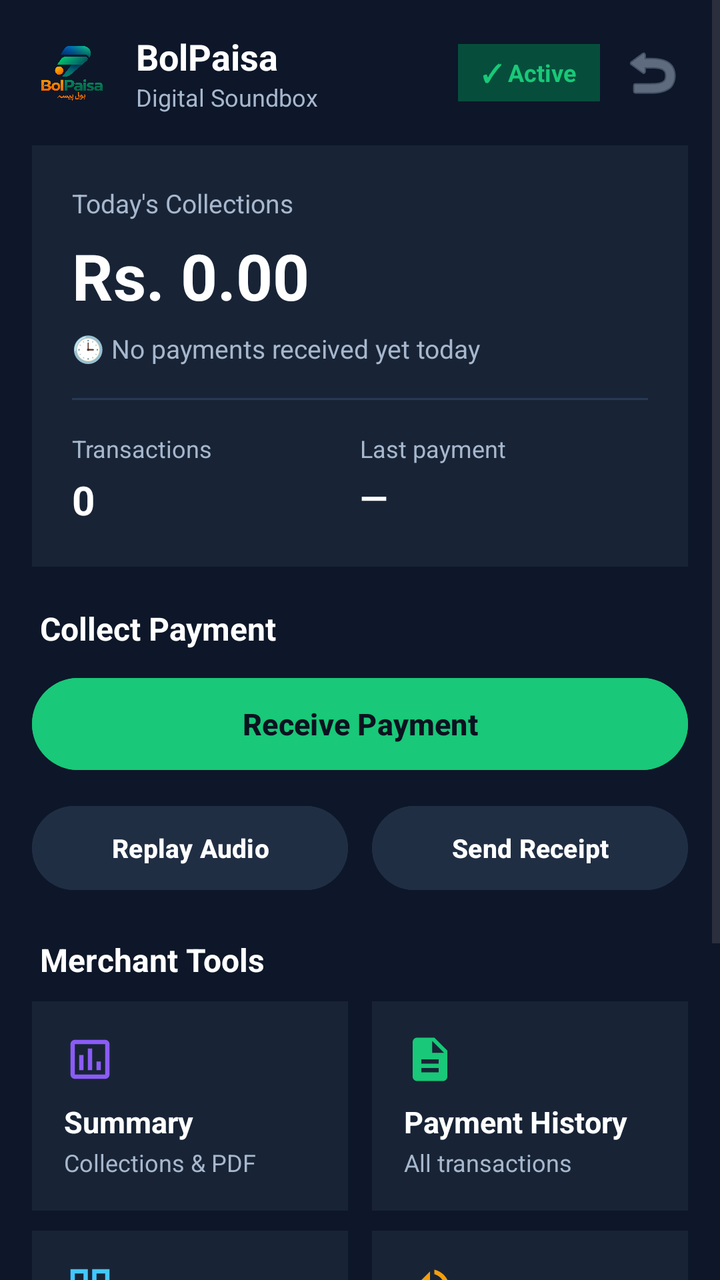
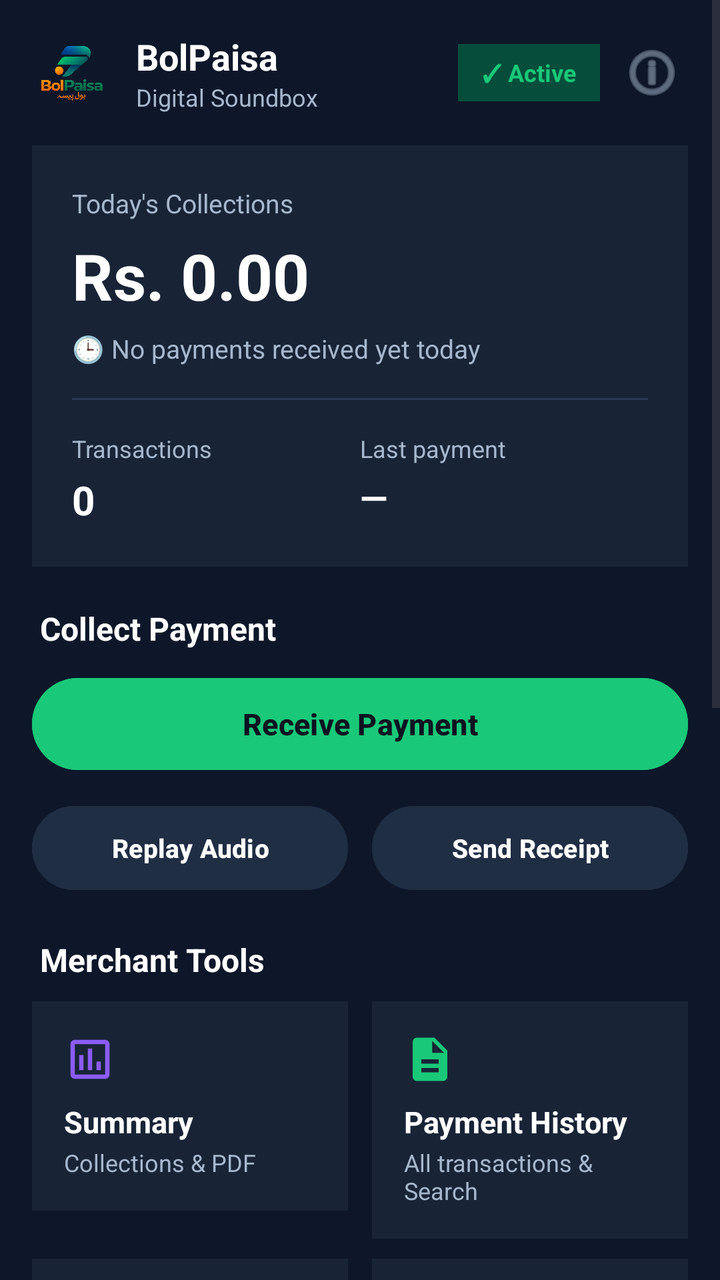

Before-and-after screenshots of an Android layout around one commit, followed by the original layout XML and the change that was made.
<!-- AndroidManifest.xml: application theme Theme.BolPaisa -->
<!-- res/layout/activity_main.xml -->
<?xml version="1.0" encoding="utf-8"?>
<ScrollView xmlns:android="http://schemas.android.com/apk/res/android"
    android:layout_width="match_parent"
    android:layout_height="match_parent"
    android:background="#0D1729"
    android:fillViewport="true">

    <LinearLayout
        android:layout_width="match_parent"
        android:layout_height="wrap_content"
        android:orientation="vertical"
        android:padding="16dp">

        
        <LinearLayout
            android:layout_width="match_parent"
            android:layout_height="wrap_content"
            android:gravity="center_vertical"
            android:orientation="horizontal">

            
            <ImageView
                android:layout_width="40dp"
                android:layout_height="40dp"
                android:contentDescription="BolPaisa Logo"
                android:src="@drawable/logo_mark" />

            <LinearLayout
                android:layout_width="0dp"
                android:layout_height="wrap_content"
                android:layout_marginStart="12dp"
                android:layout_weight="1"
                android:orientation="vertical">

                <TextView
                    android:layout_width="wrap_content"
                    android:layout_height="wrap_content"
                    android:text="BolPaisa"
                    android:textColor="#FFFFFF"
                    android:textSize="18sp"
                    android:textStyle="bold" />

                <TextView
                    android:id="@+id/tvDashboardSubtitle"
                    android:layout_width="wrap_content"
                    android:layout_height="wrap_content"
                    android:text="Digital Soundbox"
                    android:textColor="#A7B7CD"
                    android:textSize="12sp" />

            </LinearLayout>

            
            <TextView
                android:id="@+id/tvStatusPill"
                android:layout_width="wrap_content"
                android:layout_height="wrap_content"
                android:background="#064E3B"
                android:paddingHorizontal="12dp"
                android:paddingVertical="6dp"
                android:text="✓ Active"
                android:textColor="#19C878"
                android:textSize="12sp"
                android:textStyle="bold" />

            
            <ImageButton
                android:id="@+id/btnAboutIcon"
                android:layout_width="36dp"
                android:layout_height="36dp"
                android:layout_marginStart="8dp"
                android:background="?attr/selectableItemBackgroundBorderless"
                android:contentDescription="About"
                android:src="@android:drawable/ic_menu_revert"
                android:tint="#94A3B8" />

        </LinearLayout>

        
        <LinearLayout
            android:id="@+id/layoutExpiryWarning"
            android:layout_width="match_parent"
            android:layout_height="wrap_content"
            android:layout_marginTop="12dp"
            android:background="#B45309"
            android:clickable="true"
            android:focusable="true"
            android:gravity="center_vertical"
            android:orientation="horizontal"
            android:padding="12dp"
            android:visibility="gone">

            <TextView
                android:id="@+id/tvExpiryWarningText"
                android:layout_width="0dp"
                android:layout_height="wrap_content"
                android:layout_weight="1"
                android:text="⚠️ Subscription expiring soon! Tap to renew."
                android:textColor="#FFFFFF"
                android:textSize="13sp"
                android:textStyle="bold" />

            <TextView
                android:layout_width="wrap_content"
                android:layout_height="wrap_content"
                android:text="Renew ›"
                android:textColor="#FDE68A"
                android:textSize="13sp"
                android:textStyle="bold" />

        </LinearLayout>

        
        <LinearLayout
            android:layout_width="match_parent"
            android:layout_height="wrap_content"
            android:layout_marginTop="16dp"
            android:background="#182436"
            android:orientation="vertical"
            android:padding="20dp">

            <TextView
                android:layout_width="wrap_content"
                android:layout_height="wrap_content"
                android:text="Today's Collections"
                android:textColor="#A7B7CD"
                android:textSize="13sp" />

            <TextView
                android:id="@+id/tvTodayTotal"
                android:layout_width="wrap_content"
                android:layout_height="wrap_content"
                android:layout_marginTop="6dp"
                android:text="Rs. 0.00"
                android:textColor="#FFFFFF"
                android:textSize="32sp"
                android:textStyle="bold" />

            <TextView
                android:id="@+id/tvTodayStatus"
                android:layout_width="wrap_content"
                android:layout_height="wrap_content"
                android:layout_marginTop="6dp"
                android:text="🕒 No payments received yet today"
                android:textColor="#A7B7CD"
                android:textSize="13sp" />

            
            <View
                android:layout_width="match_parent"
                android:layout_height="1dp"
                android:layout_marginVertical="16dp"
                android:background="#2A3A54" />

            
            <LinearLayout
                android:layout_width="match_parent"
                android:layout_height="wrap_content"
                android:orientation="horizontal">

                <LinearLayout
                    android:layout_width="0dp"
                    android:layout_height="wrap_content"
                    android:layout_weight="1"
                    android:orientation="vertical">

                    <TextView
                        android:layout_width="wrap_content"
                        android:layout_height="wrap_content"
                        android:text="Transactions"
                        android:textColor="#A7B7CD"
                        android:textSize="12sp" />

                    <TextView
                        android:id="@+id/tvTodayCount"
                        android:layout_width="wrap_content"
                        android:layout_height="wrap_content"
                        android:layout_marginTop="4dp"
                        android:text="0"
                        android:textColor="#FFFFFF"
                        android:textSize="20sp"
                        android:textStyle="bold" />

                </LinearLayout>

                <LinearLayout
                    android:layout_width="0dp"
                    android:layout_height="wrap_content"
                    android:layout_weight="1"
                    android:orientation="vertical">

                    <TextView
                        android:layout_width="wrap_content"
                        android:layout_height="wrap_content"
                        android:text="Last payment"
                        android:textColor="#A7B7CD"
                        android:textSize="12sp" />

                    <TextView
                        android:id="@+id/tvLastPaymentValue"
                        android:layout_width="wrap_content"
                        android:layout_height="wrap_content"
                        android:layout_marginTop="4dp"
                        android:text="—"
                        android:textColor="#FFFFFF"
                        android:textSize="18sp"
                        android:textStyle="bold" />

                </LinearLayout>

            </LinearLayout>

        </LinearLayout>

        
        <TextView
            android:layout_width="wrap_content"
            android:layout_height="wrap_content"
            android:layout_marginStart="4dp"
            android:layout_marginTop="20dp"
            android:text="Collect Payment"
            android:textColor="#FFFFFF"
            android:textSize="16sp"
            android:textStyle="bold" />

        
        <Button
            android:id="@+id/btnReceivePayment"
            android:layout_width="match_parent"
            android:layout_height="54dp"
            android:layout_marginTop="10dp"
            android:backgroundTint="#19C878"
            android:text="Receive Payment"
            android:textAllCaps="false"
            android:textColor="#0B1220"
            android:textSize="15sp"
            android:textStyle="bold" />

        
        <LinearLayout
            android:layout_width="match_parent"
            android:layout_height="wrap_content"
            android:layout_marginTop="10dp"
            android:orientation="horizontal">

            <Button
                android:id="@+id/btnReplayHero"
                android:layout_width="0dp"
                android:layout_height="50dp"
                android:layout_marginEnd="6dp"
                android:layout_weight="1"
                android:backgroundTint="#202E44"
                android:text="Replay Audio"
                android:textAllCaps="false"
                android:textColor="#FFFFFF"
                android:textSize="13sp"
                android:textStyle="bold" />

            <Button
                android:id="@+id/btnReceiptHero"
                android:layout_width="0dp"
                android:layout_height="50dp"
                android:layout_marginStart="6dp"
                android:layout_weight="1"
                android:backgroundTint="#202E44"
                android:text="Send Receipt"
                android:textAllCaps="false"
                android:textColor="#FFFFFF"
                android:textSize="13sp"
                android:textStyle="bold" />

        </LinearLayout>

        
        <TextView
            android:layout_width="wrap_content"
            android:layout_height="wrap_content"
            android:layout_marginStart="4dp"
            android:layout_marginTop="20dp"
            android:text="Merchant Tools"
            android:textColor="#FFFFFF"
            android:textSize="16sp"
            android:textStyle="bold" />

        
        <LinearLayout
            android:layout_width="match_parent"
            android:layout_height="wrap_content"
            android:layout_marginTop="10dp"
            android:orientation="horizontal">

            
            <LinearLayout
                android:id="@+id/cardSummary"
                android:layout_width="0dp"
                android:layout_height="wrap_content"
                android:layout_marginEnd="6dp"
                android:layout_weight="1"
                android:background="#182436"
                android:clickable="true"
                android:focusable="true"
                android:orientation="vertical"
                android:padding="16dp">

                <ImageView
                    android:layout_width="26dp"
                    android:layout_height="26dp"
                    android:contentDescription="Summary Icon"
                    android:src="@drawable/ic_analytics" />

                <TextView
                    android:layout_width="wrap_content"
                    android:layout_height="wrap_content"
                    android:layout_marginTop="8dp"
                    android:text="Summary"
                    android:textColor="#FFFFFF"
                    android:textSize="15sp"
                    android:textStyle="bold" />

                <TextView
                    android:layout_width="wrap_content"
                    android:layout_height="wrap_content"
                    android:layout_marginTop="2dp"
                    android:text="Collections &amp; PDF"
                    android:textColor="#A7B7CD"
                    android:textSize="12sp" />

            </LinearLayout>

            
            <LinearLayout
                android:id="@+id/cardHistory"
                android:layout_width="0dp"
                android:layout_height="wrap_content"
                android:layout_marginStart="6dp"
                android:layout_weight="1"
                android:background="#182436"
                android:clickable="true"
                android:focusable="true"
                android:orientation="vertical"
                android:padding="16dp">

                <ImageView
                    android:layout_width="26dp"
                    android:layout_height="26dp"
                    android:contentDescription="History Icon"
                    android:src="@drawable/ic_pdf" />

                <TextView
                    android:layout_width="wrap_content"
                    android:layout_height="wrap_content"
                    android:layout_marginTop="8dp"
                    android:text="Payment History"
                    android:textColor="#FFFFFF"
                    android:textSize="15sp"
                    android:textStyle="bold" />

                <TextView
                    android:layout_width="wrap_content"
                    android:layout_height="wrap_content"
                    android:layout_marginTop="2dp"
                    android:text="All transactions"
                    android:textColor="#A7B7CD"
                    android:textSize="12sp" />

            </LinearLayout>

        </LinearLayout>

        
        <LinearLayout
            android:layout_width="match_parent"
            android:layout_height="wrap_content"
            android:layout_marginTop="10dp"
            android:orientation="horizontal">

            
            <LinearLayout
                android:id="@+id/cardCustomerQr"
                android:layout_width="0dp"
                android:layout_height="wrap_content"
                android:layout_marginEnd="6dp"
                android:layout_weight="1"
                android:background="#182436"
                android:clickable="true"
                android:focusable="true"
                android:orientation="vertical"
                android:padding="16dp">

                <ImageView
                    android:layout_width="26dp"
                    android:layout_height="26dp"
                    android:contentDescription="QR Icon"
                    android:src="@drawable/ic_qr" />

                <TextView
                    android:layout_width="wrap_content"
                    android:layout_height="wrap_content"
                    android:layout_marginTop="8dp"
                    android:text="Customer QR"
                    android:textColor="#FFFFFF"
                    android:textSize="15sp"
                    android:textStyle="bold" />

                <TextView
                    android:layout_width="wrap_content"
                    android:layout_height="wrap_content"
                    android:layout_marginTop="2dp"
                    android:text="Dynamic payment QR"
                    android:textColor="#A7B7CD"
                    android:textSize="12sp" />

            </LinearLayout>

            
            <LinearLayout
                android:id="@+id/cardVoiceSettings"
                android:layout_width="0dp"
                android:layout_height="wrap_content"
                android:layout_marginStart="6dp"
                android:layout_weight="1"
                android:background="#182436"
                android:clickable="true"
                android:focusable="true"
                android:orientation="vertical"
                android:padding="16dp">

                <ImageView
                    android:layout_width="26dp"
                    android:layout_height="26dp"
                    android:contentDescription="Voice Icon"
                    android:src="@drawable/ic_speaker" />

                <TextView
                    android:layout_width="wrap_content"
                    android:layout_height="wrap_content"
                    android:layout_marginTop="8dp"
                    android:text="Voice &amp; Audio"
                    android:textColor="#FFFFFF"
                    android:textSize="15sp"
                    android:textStyle="bold" />

                <TextView
                    android:layout_width="wrap_content"
                    android:layout_height="wrap_content"
                    android:layout_marginTop="2dp"
                    android:text="Languages &amp; Speaker"
                    android:textColor="#A7B7CD"
                    android:textSize="12sp" />

            </LinearLayout>

        </LinearLayout>

        
        <LinearLayout
            android:id="@+id/cardSubscription"
            android:layout_width="match_parent"
            android:layout_height="wrap_content"
            android:layout_marginTop="12dp"
            android:background="#182436"
            android:clickable="true"
            android:focusable="true"
            android:gravity="center_vertical"
            android:orientation="horizontal"
            android:padding="16dp">

            <TextView
                android:layout_width="24dp"
                android:layout_height="24dp"
                android:gravity="center"
                android:text="✓"
                android:textColor="#19C878"
                android:textSize="16sp"
                android:textStyle="bold" />

            <LinearLayout
                android:layout_width="0dp"
                android:layout_height="wrap_content"
                android:layout_marginStart="12dp"
                android:layout_weight="1"
                android:orientation="vertical">

                <TextView
                    android:layout_width="wrap_content"
                    android:layout_height="wrap_content"
                    android:text="Subscription"
                    android:textColor="#FFFFFF"
                    android:textSize="15sp"
                    android:textStyle="bold" />

                <TextView
                    android:id="@+id/tvSubscriptionDays"
                    android:layout_width="wrap_content"
                    android:layout_height="wrap_content"
                    android:layout_marginTop="2dp"
                    android:text="29 days remaining"
                    android:textColor="#A7B7CD"
                    android:textSize="12sp" />

            </LinearLayout>

            <TextView
                android:layout_width="wrap_content"
                android:layout_height="wrap_content"
                android:text="›"
                android:textColor="#A7B7CD"
                android:textSize="22sp"
                android:textStyle="bold" />

        </LinearLayout>

        
        <TextView
            android:layout_width="wrap_content"
            android:layout_height="wrap_content"
            android:layout_marginStart="4dp"
            android:layout_marginTop="20dp"
            android:text="Today's Payment History"
            android:textColor="#FFFFFF"
            android:textSize="16sp"
            android:textStyle="bold" />

        <TextView
            android:id="@+id/tvEmptyHistory"
            android:layout_width="match_parent"
            android:layout_height="wrap_content"
            android:layout_marginTop="8dp"
            android:background="#182436"
            android:padding="16dp"
            android:text="No payments announced yet today."
            android:textColor="#A7B7CD"
            android:textSize="13sp"
            android:visibility="gone" />

        <androidx.recyclerview.widget.RecyclerView
            android:id="@+id/rvTodayTransactions"
            android:layout_width="match_parent"
            android:layout_height="wrap_content"
            android:layout_marginTop="8dp"
            android:nestedScrollingEnabled="false" />

    </LinearLayout>

</ScrollView>
<!-- resources referenced by this layout -->
<resources>
  <!-- drawable ic_analytics (drawable) -->
  <vector xmlns:android="http://schemas.android.com/apk/res/android"
      android:width="24dp"
      android:height="24dp"
      android:viewportWidth="24"
      android:viewportHeight="24">
      <path
          android:fillColor="#8B5CF6"
          android:pathData="M19,3H5c-1.1,0 -2,0.9 -2,2v14c0,1.1 0.9,2 2,2h14c1.1,0 2,-0.9 2,-2V5c0,-1.1 -0.9,-2 -2,-2zm0,16H5V5h14v14zM7,10h2v7H7zm4,-3h2v10h-2zm4,6h2v4h-2z" />
  </vector>
  <!-- drawable ic_pdf (drawable) -->
  <vector xmlns:android="http://schemas.android.com/apk/res/android"
      android:width="24dp"
      android:height="24dp"
      android:viewportWidth="24"
      android:viewportHeight="24">
      <path
          android:fillColor="#19C878"
          android:pathData="M14,2H6c-1.1,0 -1.99,0.9 -1.99,2L4,20c0,1.1 0.89,2 1.99,2H18c1.1,0 2,-0.9 2,-2V8l-6,-6zm2,16H8v-2h8v2zm0,-4H8v-2h8v2zm-3,-5V3.5L18.5,9H13z" />
  </vector>
  <!-- drawable ic_qr (drawable) -->
  <vector xmlns:android="http://schemas.android.com/apk/res/android"
      android:width="24dp"
      android:height="24dp"
      android:viewportWidth="24"
      android:viewportHeight="24">
      <path
          android:fillColor="#43C7FF"
          android:pathData="M3,11h8V3H3v8zm2,-6h4v4H5V5zm8,-2v8h8V3h-8zm6,6h-4V5h4v4zM3,21h8v-8H3v8zm2,-6h4v4H5v-4zm13,2h3v4h-3v-4zm0,-4h2v2h-2v-2zm2,2h2v2h-2v-2zm-4,2h2v4h-2v-4zm2,2h2v2h-2v-2z" />
  </vector>
  <!-- drawable ic_speaker (drawable) -->
  <vector xmlns:android="http://schemas.android.com/apk/res/android"
      android:width="24dp"
      android:height="24dp"
      android:viewportWidth="24"
      android:viewportHeight="24">
      <path
          android:fillColor="#F59E0B"
          android:pathData="M3,9v6h4l5,5V4L7,9H3zm13.5,3c0,-1.77 -1.02,-3.29 -2.5,-4.03v8.05c1.48,-0.73 2.5,-2.25 2.5,-4.02zM14,3.23v2.06c2.89,0.86 5,3.54 5,6.71s-2.11,5.85 -5,6.71v2.06c4.01,-0.91 7,-4.49 7,-8.77s-2.99,-7.86 -7,-8.77z" />
  </vector>
  <!-- drawable logo_mark: png bitmap (drawable, 416580 bytes) -->
  <style name="Theme.BolPaisa" parent="Base.Theme.BolPaisa" />
  <style name="Base.Theme.BolPaisa" parent="Theme.Material3.DayNight.NoActionBar">
          
          
      </style>
</resources>

<!-- the commit's change to res/layout/activity_main.xml (unified diff, before → after) -->
@@ -71,7 +71,7 @@
                 android:layout_marginStart="8dp"
                 android:background="?attr/selectableItemBackgroundBorderless"
                 android:contentDescription="About"
-                android:src="@android:drawable/ic_menu_revert"
+                android:src="@android:drawable/ic_menu_info_details"
                 android:tint="#94A3B8" />
 
         </LinearLayout>
@@ -359,7 +359,7 @@
                     android:layout_width="wrap_content"
                     android:layout_height="wrap_content"
                     android:layout_marginTop="2dp"
-                    android:text="All transactions"
+                    android:text="All transactions &amp; Search"
                     android:textColor="#A7B7CD"
                     android:textSize="12sp" />
 
@@ -406,7 +406,7 @@
                     android:layout_width="wrap_content"
                     android:layout_height="wrap_content"
                     android:layout_marginTop="2dp"
-                    android:text="Dynamic payment QR"
+                    android:text="Counter Payment QR"
                     android:textColor="#A7B7CD"
                     android:textSize="12sp" />
 
@@ -444,7 +444,181 @@
                     android:layout_width="wrap_content"
                     android:layout_height="wrap_content"
                     android:layout_marginTop="2dp"
-                    android:text="Languages &amp; Speaker"
+                    android:text="Speaker &amp; Volume Boost"
+                    android:textColor="#A7B7CD"
+                    android:textSize="12sp" />
+
+            </LinearLayout>
+
+        </LinearLayout>
+
+        
+        <LinearLayout
+            android:layout_width="match_parent"
+            android:layout_height="wrap_content"
+            android:layout_marginTop="10dp"
+            android:orientation="horizontal">
+
+            
+            <LinearLayout
+                android:id="@+id/cardAppLanguage"
+                android:layout_width="0dp"
+                android:layout_height="wrap_content"
+                android:layout_marginEnd="6dp"
+                android:layout_weight="1"
+                android:background="#182436"
+                android:clickable="true"
+                android:focusable="true"
+                android:orientation="vertical"
+                android:padding="16dp">
+
+                <ImageView
+                    android:layout_width="26dp"
+                    android:layout_height="26dp"
+                    android:contentDescription="Language Icon"
+                    android:src="@android:drawable/ic_menu_sort_alphabetically"
+                    android:tint="#38BDF8" />
+
+                <TextView
+                    android:layout_width="wrap_content"
+                    android:layout_height="wrap_content"
+                    android:layout_marginTop="8dp"
+                    android:text="App Language"
+                    android:textColor="#FFFFFF"
+                    android:textSize="15sp"
+                    android:textStyle="bold" />
+
+                <TextView
+                    android:layout_width="wrap_content"
+                    android:layout_height="wrap_content"
+                    android:layout_marginTop="2dp"
+                    android:text="ایپ کی زبان / ٻولي"
+                    android:textColor="#A7B7CD"
+                    android:textSize="12sp" />
+
+            </LinearLayout>
+
+            
+            <LinearLayout
+                android:id="@+id/cardSafeDemo"
+                android:layout_width="0dp"
+                android:layout_height="wrap_content"
+                android:layout_marginStart="6dp"
+                android:layout_weight="1"
+                android:background="#182436"
+                android:clickable="true"
+                android:focusable="true"
+                android:orientation="vertical"
+                android:padding="16dp">
+
+                <ImageView
+                    android:layout_width="26dp"
+                    android:layout_height="26dp"
+                    android:contentDescription="Demo Icon"
+                    android:src="@android:drawable/ic_media_play"
+                    android:tint="#10B981" />
+
+                <TextView
+                    android:layout_width="wrap_content"
+                    android:layout_height="wrap_content"
+                    android:layout_marginTop="8dp"
+                    android:text="Safe Demo Mode"
+                    android:textColor="#FFFFFF"
+                    android:textSize="15sp"
+                    android:textStyle="bold" />
+
+                <TextView
+                    android:layout_width="wrap_content"
+                    android:layout_height="wrap_content"
+                    android:layout_marginTop="2dp"
+                    android:text="Shop Sound &amp; Ledger Demo"
+                    android:textColor="#A7B7CD"
+                    android:textSize="12sp" />
+
+            </LinearLayout>
+
+        </LinearLayout>
+
+        
+        <LinearLayout
+            android:layout_width="match_parent"
+            android:layout_height="wrap_content"
+            android:layout_marginTop="10dp"
+            android:orientation="horizontal">
+
+            
+            <LinearLayout
+                android:id="@+id/cardDiagnostic"
+                android:layout_width="0dp"
+                android:layout_height="wrap_content"
+                android:layout_marginEnd="6dp"
+                android:layout_weight="1"
+                android:background="#182436"
+                android:clickable="true"
+                android:focusable="true"
+                android:orientation="vertical"
+                android:padding="16dp">
+
+                <ImageView
+                    android:layout_width="26dp"
+                    android:layout_height="26dp"
+                    android:contentDescription="Diagnostic Icon"
+                    android:src="@android:drawable/ic_menu_help"
+                    android:tint="#38BDF8" />
+
+                <TextView
+                    android:layout_width="wrap_content"
+                    android:layout_height="wrap_content"
+                    android:layout_marginTop="8dp"
+                    android:text="Diagnostic &amp; Support"
+                    android:textColor="#FFFFFF"
+                    android:textSize="15sp"
+                    android:textStyle="bold" />
+
+                <TextView
+                    android:layout_width="wrap_content"
+                    android:layout_height="wrap_content"
+                    android:layout_marginTop="2dp"
+                    android:text="WhatsApp Report"
+                    android:textColor="#A7B7CD"
+                    android:textSize="12sp" />
+
+            </LinearLayout>
+
+            
+            <LinearLayout
+                android:id="@+id/cardShopProfile"
+                android:layout_width="0dp"
+                android:layout_height="wrap_content"
+                android:layout_marginStart="6dp"
+                android:layout_weight="1"
+                android:background="#182436"
+                android:clickable="true"
+                android:focusable="true"
+                android:orientation="vertical"
+                android:padding="16dp">
+
+                <ImageView
+                    android:layout_width="26dp"
+                    android:layout_height="26dp"
+                    android:contentDescription="Profile Icon"
+                    android:src="@android:drawable/ic_menu_preferences"
+                    android:tint="#10B981" />
+
+                <TextView
+                    android:layout_width="wrap_content"
+                    android:layout_height="wrap_content"
+                    android:layout_marginTop="8dp"
+                    android:text="Shop Profile"
+                    android:textColor="#FFFFFF"
+                    android:textSize="15sp"
+                    android:textStyle="bold" />
+
+                <TextView
+                    android:layout_width="wrap_content"
+                    android:layout_height="wrap_content"
+                    android:layout_marginTop="2dp"
+                    android:text="Shop Name &amp; Preferences"
                     android:textColor="#A7B7CD"
                     android:textSize="12sp" />
 
